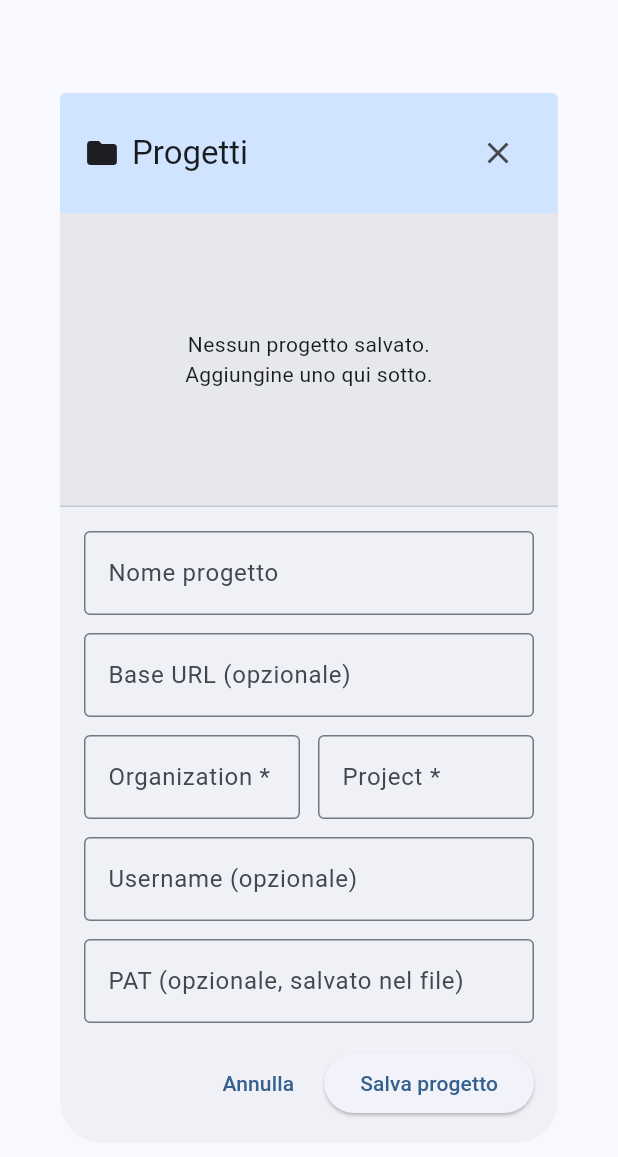
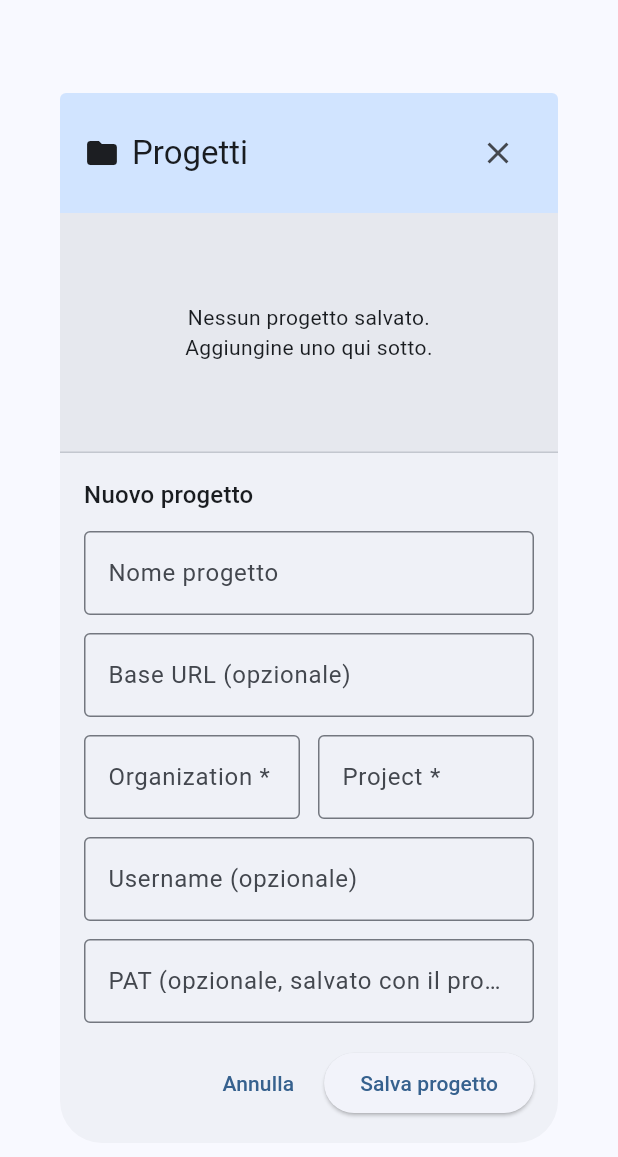
Before and after one commit to maxcont/GitSnap-flutter, a Flutter app: the ProjectsSidebar widget shown alone on an empty page, opened directly, after a tap on "Aggiungi progetto", on a phone screen of 412 x 824 dp. Shown: the top 1157 px of the screen. Run offline on Flutter 3.47's test engine with Material 3 defaults, Android fonts, the phone set to English and light mode, and no system bars.

Commit message:
aggiunta modifica progetto

```diff
--- a/lib/models/azure_models.dart
+++ b/lib/models/azure_models.dart
@@ -11,7 +11,7 @@ class ProjectConfig {
   final String project;
   final String? baseUrl;
   final String? username;
-  final String? pat; // Not persisted in file
+  final String? pat;
 
   ProjectConfig({
     required this.id,
--- a/lib/widgets/projects_sidebar.dart
+++ b/lib/widgets/projects_sidebar.dart
@@ -20,6 +20,7 @@ class _ProjectsSidebarState extends State<ProjectsSidebar> {
   final _usernameController = TextEditingController();
   final _patController = TextEditingController();
   bool _showAddForm = false;
+  String? _editingProjectId;
 
   @override
   void dispose() {
@@ -41,11 +42,20 @@ class _ProjectsSidebarState extends State<ProjectsSidebar> {
     _patController.clear();
   }
 
-  void _addProject(AppState appState) {
+  void _fillFormFromProject(ProjectConfig project) {
+    _nameController.text = project.name;
+    _baseUrlController.text = project.baseUrl ?? '';
+    _orgController.text = project.organization;
+    _projectController.text = project.project;
+    _usernameController.text = project.username ?? '';
+    _patController.text = project.pat ?? '';
+  }
+
+  void _saveProject(AppState appState) {
     if (_formKey.currentState!.validate()) {
-      final uuid = const Uuid();
+      final isEditing = _editingProjectId != null;
       final project = ProjectConfig(
-        id: uuid.v4().substring(0, 8),
+        id: isEditing ? _editingProjectId! : const Uuid().v4().substring(0, 8),
         name: _nameController.text.isNotEmpty
             ? _nameController.text
             : '${_orgController.text}/${_projectController.text}',
@@ -60,15 +70,22 @@ class _ProjectsSidebarState extends State<ProjectsSidebar> {
         pat: _patController.text.isNotEmpty ? _patController.text : null,
       );
 
-      appState.addProject(project);
+      if (isEditing) {
+        appState.updateProject(project);
+        ScaffoldMessenger.of(context).showSnackBar(
+          const SnackBar(content: Text('Progetto aggiornato')),
+        );
+      } else {
+        appState.addProject(project);
+        ScaffoldMessenger.of(context).showSnackBar(
+          const SnackBar(content: Text('Progetto salvato')),
+        );
+      }
       _clearForm();
       setState(() {
         _showAddForm = false;
+        _editingProjectId = null;
       });
-
-      ScaffoldMessenger.of(context).showSnackBar(
-        const SnackBar(content: Text('Progetto salvato')),
-      );
     }
   }
 
@@ -163,6 +180,15 @@ class _ProjectsSidebarState extends State<ProjectsSidebar> {
                                     },
                                   ),
                                   IconButton(
+                                    icon: const Icon(Icons.edit_outlined),
+                                    tooltip: 'Modifica progetto',
+                                    onPressed: () {
+                                      _editingProjectId = project.id;
+                                      _fillFormFromProject(project);
+                                      setState(() => _showAddForm = true);
+                                    },
+                                  ),
+                                  IconButton(
                                     icon: const Icon(Icons.delete),
                                     tooltip: 'Elimina progetto',
                                     onPressed: () {
@@ -215,9 +241,9 @@ class _ProjectsSidebarState extends State<ProjectsSidebar> {
                     padding: const EdgeInsets.all(16),
                     child: ElevatedButton.icon(
                       onPressed: () {
-                        setState(() {
-                          _showAddForm = true;
-                        });
+                        _editingProjectId = null;
+                        _clearForm();
+                        setState(() => _showAddForm = true);
                       },
                       icon: const Icon(Icons.add),
                       label: const Text('Aggiungi progetto'),
@@ -236,7 +262,15 @@ class _ProjectsSidebarState extends State<ProjectsSidebar> {
                       key: _formKey,
                       child: Column(
                         mainAxisSize: MainAxisSize.min,
+                        crossAxisAlignment: CrossAxisAlignment.start,
                         children: [
+                          Text(
+                            _editingProjectId != null
+                                ? 'Modifica progetto'
+                                : 'Nuovo progetto',
+                            style: Theme.of(context).textTheme.titleMedium,
+                          ),
+                          const SizedBox(height: 12),
                           TextFormField(
                             controller: _nameController,
                             decoration: const InputDecoration(
@@ -302,7 +336,7 @@ class _ProjectsSidebarState extends State<ProjectsSidebar> {
                           TextFormField(
                             controller: _patController,
                             decoration: const InputDecoration(
-                              labelText: 'PAT (opzionale, salvato nel file)',
+                              labelText: 'PAT (opzionale, salvato con il progetto)',
                               border: OutlineInputBorder(),
                             ),
                             obscureText: true,
@@ -316,14 +350,19 @@ class _ProjectsSidebarState extends State<ProjectsSidebar> {
                                   _clearForm();
                                   setState(() {
                                     _showAddForm = false;
+                                    _editingProjectId = null;
                                   });
                                 },
                                 child: const Text('Annulla'),
                               ),
                               const SizedBox(width: 8),
                               ElevatedButton(
-                                onPressed: () => _addProject(appState),
-                                child: const Text('Salva progetto'),
+                                onPressed: () => _saveProject(appState),
+                                child: Text(
+                                  _editingProjectId != null
+                                      ? 'Aggiorna progetto'
+                                      : 'Salva progetto',
+                                ),
                               ),
                             ],
                           ),
```
Also changed, not shown: lib/providers/app_state.dart (+9 -0 lines), lib/models/azure_models.g.dart.
